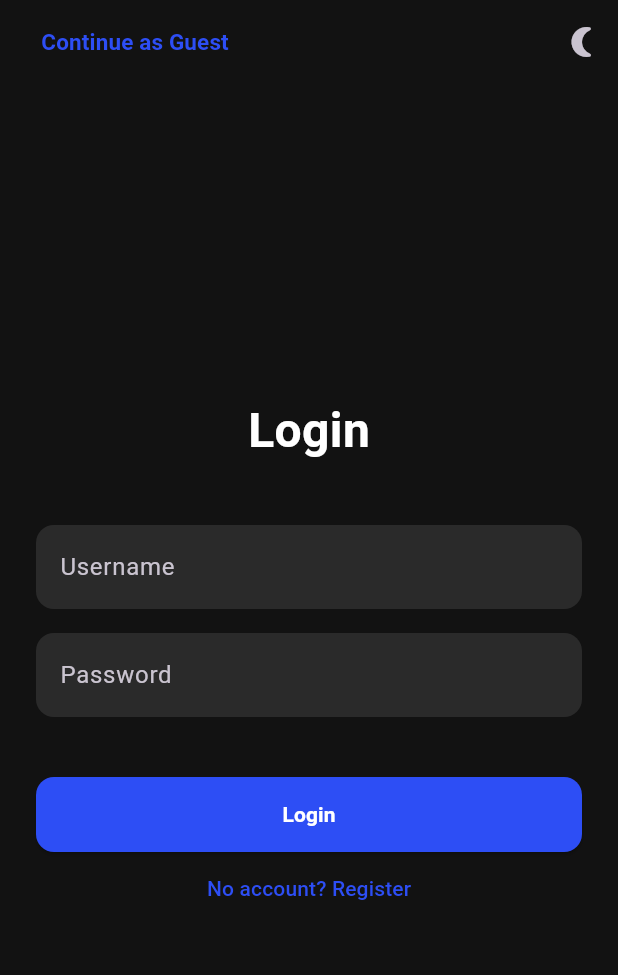
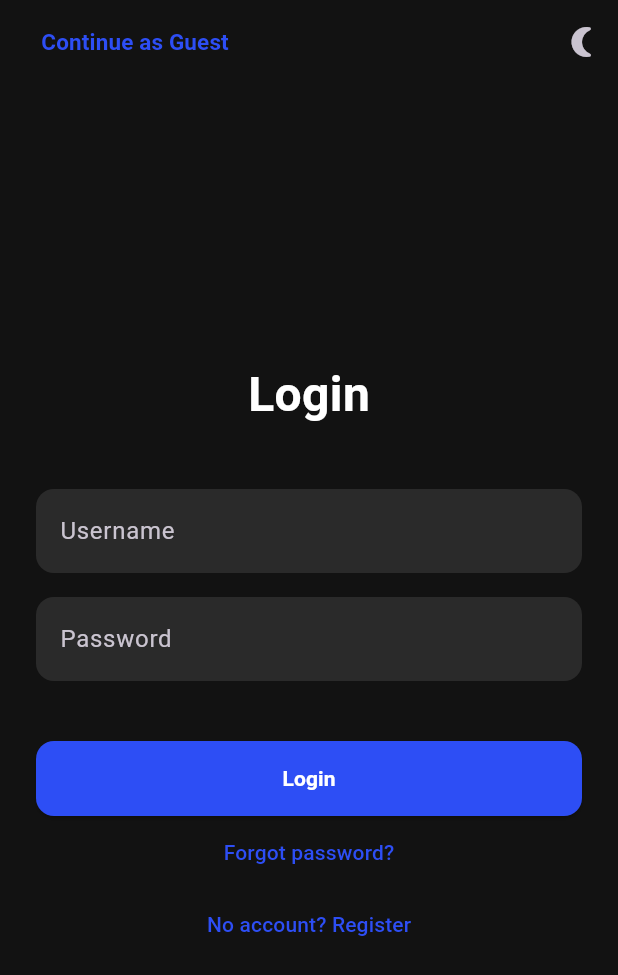
Before and after one commit to Dhakal-Kushal/Team15LargeProject, a Flutter app: the LoginScreen screen opened by its route, on a phone screen of 412 x 824 dp. Shown: the top 975 px of the screen. Run offline on Flutter 3.47's test engine with Material 3 defaults, Android fonts, the phone set to English and light mode, and no system bars; our stand-ins replace audioplayers.

Commit message:
added forgot_password_screen

```diff
--- a/mobile/lib/screens/login_screen.dart
+++ b/mobile/lib/screens/login_screen.dart
@@ -3,6 +3,8 @@ import 'package:http/http.dart' as http;
 import 'dart:convert';
 import 'register_screen.dart';
 import 'home_screen.dart';
+import 'forgot_password_screen.dart';
+
 
 class LoginScreen extends StatefulWidget {
   const LoginScreen({super.key});
@@ -76,7 +78,6 @@ class _LoginScreenState extends State<LoginScreen> {
     final bgColor = _isDarkMode ? const Color(0xFF121212) : Colors.white;
     final textColor = _isDarkMode ? Colors.white : Colors.black;
     final inputColor = _isDarkMode ? Colors.white10 : Colors.grey[200]!;
-
     return Scaffold(
       backgroundColor: bgColor,
       appBar: AppBar(
@@ -89,14 +90,21 @@ class _LoginScreenState extends State<LoginScreen> {
               context,
               MaterialPageRoute(
                 builder: (_) => const HomeScreen(
-                  jwtToken: '', // Fixed missing parameter
+                  jwtToken: '',
                   userData: {'id': -1},
                 ),
               ),
             );
           },
           style: TextButton.styleFrom(alignment: Alignment.center),
-          child: const Text("Continue as Guest", style: TextStyle(color: Color(0xFF2d4ef5), fontWeight: FontWeight.bold, fontSize: 15)),
+          child: const Text(
+            "Continue as Guest",
+            style: TextStyle(
+              color: Color(0xFF2d4ef5),
+              fontWeight: FontWeight.bold,
+              fontSize: 15,
+            ),
+          ),
         ),
         actions: [
           IconButton(
@@ -112,16 +120,85 @@ class _LoginScreenState extends State<LoginScreen> {
             constraints: const BoxConstraints(maxWidth: 400),
             child: Column(
               children: [
-                Text("Login", style: TextStyle(fontSize: 32, fontWeight: FontWeight.bold, color: textColor)),
+                Text(
+                  "Login",
+                  style: TextStyle(
+                    fontSize: 32,
+                    fontWeight: FontWeight.bold,
+                    color: textColor,
+                  ),
+                ),
                 const SizedBox(height: 40),
-                TextField(controller: _usernameController, style: TextStyle(color: textColor), decoration: InputDecoration(labelText: 'Username', filled: true, fillColor: inputColor, border: OutlineInputBorder(borderRadius: BorderRadius.circular(12), borderSide: BorderSide.none))),
+                TextField(
+                  controller: _usernameController,
+                  style: TextStyle(color: textColor),
+                  decoration: InputDecoration(
+                    labelText: 'Username',
+                    filled: true,
+                    fillColor: inputColor,
+                    border: OutlineInputBorder(
+                      borderRadius: BorderRadius.circular(12),
+                      borderSide: BorderSide.none,
+                    ),
+                  ),
+                ),
                 const SizedBox(height: 16),
-                TextField(controller: _passwordController, obscureText: true, style: TextStyle(color: textColor), decoration: InputDecoration(labelText: 'Password', filled: true, fillColor: inputColor, border: OutlineInputBorder(borderRadius: BorderRadius.circular(12), borderSide: BorderSide.none))),
+                TextField(
+                  controller: _passwordController,
+                  obscureText: true,
+                  style: TextStyle(color: textColor),
+                  decoration: InputDecoration(
+                    labelText: 'Password',
+                    filled: true,
+                    fillColor: inputColor,
+                    border: OutlineInputBorder(
+                      borderRadius: BorderRadius.circular(12),
+                      borderSide: BorderSide.none,
+                    ),
+                  ),
+                ),
                 const SizedBox(height: 24),
-                if (_errorMessage.isNotEmpty) Text(_errorMessage, style: const TextStyle(color: Colors.redAccent)),
+                if (_errorMessage.isNotEmpty)
+                  Text(
+                    _errorMessage,
+                    style: const TextStyle(color: Colors.redAccent),
+                  ),
                 const SizedBox(height: 16),
-                ElevatedButton(onPressed: _login, style: ElevatedButton.styleFrom(backgroundColor: const Color(0xFF2d4ef5), minimumSize: const Size(double.infinity, 50), shape: RoundedRectangleBorder(borderRadius: BorderRadius.circular(12))), child: const Text('Login', style: TextStyle(color: Colors.white, fontWeight: FontWeight.bold))),
-                TextButton(onPressed: () => Navigator.push(context, MaterialPageRoute(builder: (_) => const RegisterScreen())), child: const Text('No account? Register', style: TextStyle(color: Color(0xFF2d4ef5)))),
+                ElevatedButton(
+                  onPressed: _login,
+                  style: ElevatedButton.styleFrom(
+                    backgroundColor: const Color(0xFF2d4ef5),
+                    minimumSize: const Size(double.infinity, 50),
+                    shape: RoundedRectangleBorder(
+                      borderRadius: BorderRadius.circular(12),
+                    ),
+                  ),
+                  child: const Text(
+                    'Login',
+                    style: TextStyle(
+                      color: Colors.white,
+                      fontWeight: FontWeight.bold,
+                    ),
+                  ),
+                ),
+                TextButton(
+                  onPressed: () => Navigator.push(context, MaterialPageRoute(
+                    builder: (_) => const ForgotPasswordScreen(),
+                  )),
+                  child: const Text(
+                    'Forgot password?',
+                    style: TextStyle(color: Color(0xFF2d4ef5)),
+                  ),
+                ),
+                TextButton(
+                  onPressed: () => Navigator.push(context, MaterialPageRoute(
+                    builder: (_) => const RegisterScreen(),
+                  )),
+                  child: const Text(
+                    'No account? Register',
+                    style: TextStyle(color: Color(0xFF2d4ef5)),
+                  ),
+                ),
               ],
             ),
           ),
```
Also changed, not shown: mobile/lib/screens/forgot_password_screen.dart (added, +163 -0 lines).
